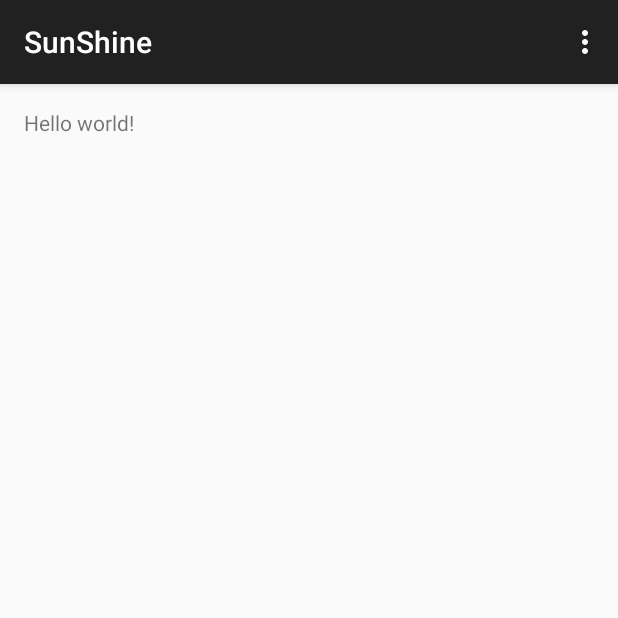
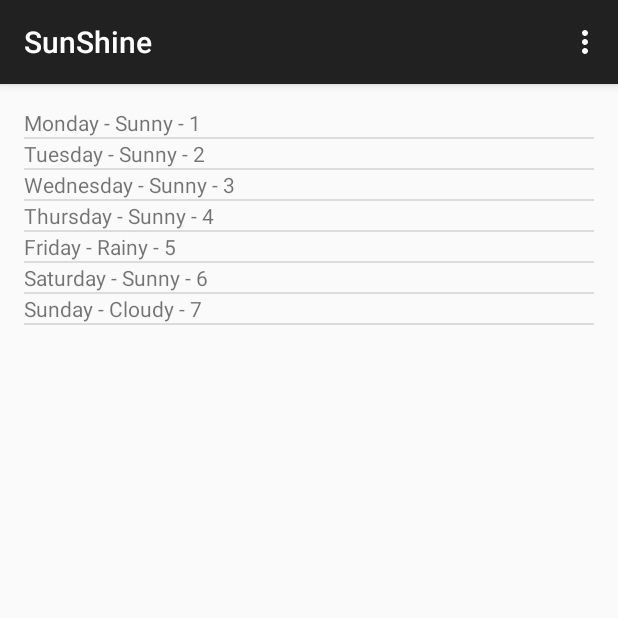
Before and after one commit to pkrishnap/IOTA-Droid, an Android app: the screen it shows after launch (MyActivity), on a phone screen of 412 x 824 dp, the top half of it. Run offline under Robolectric (Android 15) with nearby library versions, the phone set to English and light mode, and no system bars.

Commit message:
service call

```diff
--- /dev/null
+++ b/SunShine/app/src/main/java/com/example/test/sunshine/ForecastFragment.java
@@ -0,0 +1,123 @@
+package com.example.test.sunshine;
+
+import android.media.Image;
+import android.os.AsyncTask;
+import android.os.Bundle;
+import android.support.v4.app.Fragment;
+import android.util.Log;
+import android.view.LayoutInflater;
+import android.view.View;
+import android.view.ViewGroup;
+import android.widget.ArrayAdapter;
+import android.widget.ListView;
+
+import java.io.BufferedReader;
+import java.io.IOException;
+import java.io.InputStream;
+import java.io.InputStreamReader;
+import java.net.HttpURLConnection;
+import java.net.URL;
+import java.util.ArrayList;
+import java.util.Arrays;
+import java.util.List;
+
+/**
+ * Created by kpeeramsetty on 7/18/2014.
+ */
+    /**
+     * A placeholder fragment containing a simple view.
+     */
+public class ForecastFragment extends Fragment {
+
+        public ForecastFragment(){}
+
+        @Override
+        public View onCreateView(LayoutInflater inflater, ViewGroup container,
+                                 Bundle savedInstanceState) {
+            View rootView = inflater.inflate(R.layout.fragment_my, container, false);
+            String[] forecastArray = {
+                    "Monday - Sunny - 1 ",
+                    "Tuesday - Sunny - 2 ",
+                    "Wednesday - Sunny - 3 ",
+                    "Thursday - Sunny - 4 ",
+                    "Friday - Rainy - 5 ",
+                    "Saturday - Sunny - 6 ",
+                    "Sunday - Cloudy - 7"
+            };
+            List<String> weekForecast  = new ArrayList<String>(Arrays.asList(forecastArray) );
+            ArrayAdapter<String> forecastAdapter = new ArrayAdapter<String>(
+                    getActivity(),
+                    R.layout.list_item_forecast,
+                    R.id.list_item_forecast_textview,
+                    weekForecast
+            );
+            ListView listview = (ListView) rootView.findViewById(R.id.listview_forecast);
+            listview.setAdapter(forecastAdapter);
+
+            return rootView;
+        }
+        public class FetchWeatherTask extends AsyncTask <Void,Void,Void> {
+            // These two need to be declared outside the try/catch
+// so that they can be closed in the finally block.
+            protected Void doInBackground(Void... params) {
+                HttpURLConnection urlConnection = null;
+                BufferedReader reader = null;
+
+                // Will contain the raw JSON response as a string.
+                String forecastJsonStr = null;
+
+                try {
+                    // Construct the URL for the OpenWeatherMap query
+                    // Possible parameters are avaiable at OWM's forecast API page, at
+                    // http://openweathermap.org/API#forecast
+                    URL url = new URL("http://api.openweathermap.org/data/2.5/forecast/daily?q=94043&mode=json&units=metric&cnt=7");
+
+                    // Create the request to OpenWeatherMap, and open the connection
+                    urlConnection = (HttpURLConnection) url.openConnection();
+                    urlConnection.setRequestMethod("GET");
+                    urlConnection.connect();
+
+                    // Read the input stream into a String
+                    InputStream inputStream = urlConnection.getInputStream();
+                    StringBuffer buffer = new StringBuffer();
+                    if (inputStream == null) {
+                        // Nothing to do.
+                        forecastJsonStr = null;
+                    }
+                    reader = new BufferedReader(new InputStreamReader(inputStream));
+
+                    String line;
+                    while ((line = reader.readLine()) != null) {
+                        // Since it's JSON, adding a newline isn't necessary (it won't affect parsing)
+                        // But it does make debugging a *lot* easier if you print out the completed
+                        // buffer for debugging.
+                        buffer.append(line + "\n");
+                    }
+
+                    if (buffer.length() == 0) {
+                        // Stream was empty.  No point in parsing.
+                        forecastJsonStr = null;
+                    }
+                    forecastJsonStr = buffer.toString();
+                } catch (IOException e) {
+                    Log.e("PlaceholderFragment", "Error ", e);
+                    // If the code didn't successfully get the weather data, there's no point in attemping
+                    // to parse it.
+                    forecastJsonStr = null;
+                } finally {
+                    if (urlConnection != null) {
+                        urlConnection.disconnect();
+                    }
+                    if (reader != null) {
+                        try {
+                            reader.close();
+                        } catch (final IOException e) {
+                            Log.e("PlaceholderFragment", "Error closing stream", e);
+                        }
+                    }
+                }
+                return null;
+            }
+
+        }
+}
--- a/SunShine/app/src/main/java/com/example/test/sunshine/MyActivity.java
+++ b/SunShine/app/src/main/java/com/example/test/sunshine/MyActivity.java
@@ -4,13 +4,27 @@ import android.support.v7.app.ActionBarActivity;
 import android.support.v7.app.ActionBar;
 import android.support.v4.app.Fragment;
 import android.os.Bundle;
+import android.util.Log;
 import android.view.LayoutInflater;
 import android.view.Menu;
 import android.view.MenuItem;
 import android.view.View;
 import android.view.ViewGroup;
 import android.os.Build;
+import android.widget.Adapter;
+import android.widget.ArrayAdapter;
+import android.widget.ListAdapter;
+import android.widget.ListView;
 
+import java.io.BufferedReader;
+import java.io.IOException;
+import java.io.InputStream;
+import java.io.InputStreamReader;
+import java.net.HttpURLConnection;
+import java.net.URL;
+import java.util.ArrayList;
+import java.util.Arrays;
+import java.util.List;
 
 
 public class MyActivity extends ActionBarActivity {
@@ -21,7 +35,7 @@ public class MyActivity extends ActionBarActivity {
         setContentView(R.layout.activity_my);
         if (savedInstanceState == null) {
             getSupportFragmentManager().beginTransaction()
-                    .add(R.id.container, new PlaceholderFragment())
+                    .add(R.id.container, new ForecastFragment())
                     .commit();
         }
     }
@@ -46,19 +60,5 @@ public class MyActivity extends ActionBarActivity {
         return super.onOptionsItemSelected(item);
     }
 
-    /**
-     * A placeholder fragment containing a simple view.
-     */
-    public static class PlaceholderFragment extends Fragment {
 
-        public PlaceholderFragment() {
-        }
-
-        @Override
-        public View onCreateView(LayoutInflater inflater, ViewGroup container,
-                Bundle savedInstanceState) {
-            View rootView = inflater.inflate(R.layout.fragment_my, container, false);
-            return rootView;
-        }
-    }
 }
--- a/SunShine/app/src/main/res/layout/fragment_my.xml
+++ b/SunShine/app/src/main/res/layout/fragment_my.xml
@@ -1,4 +1,4 @@
-<RelativeLayout xmlns:android="http://schemas.android.com/apk/res/android"
+<FrameLayout xmlns:android="http://schemas.android.com/apk/res/android"
     xmlns:tools="http://schemas.android.com/tools"
     android:layout_width="match_parent"
     android:layout_height="match_parent"
@@ -6,11 +6,11 @@
     android:paddingRight="@dimen/activity_horizontal_margin"
     android:paddingTop="@dimen/activity_vertical_margin"
     android:paddingBottom="@dimen/activity_vertical_margin"
-    tools:context=".MyActivity$PlaceholderFragment">
+    tools:context=".MyActivity$ForecastFragment">
 
-    <TextView
-        android:text="@string/hello_world"
-        android:layout_width="wrap_content"
-        android:layout_height="wrap_content" />
+    <ListView
+        android:layout_width="match_parent"
+        android:layout_height="match_parent"
+        android:id="@+id/listview_forecast"  />
 
-</RelativeLayout>
+</FrameLayout>
--- /dev/null
+++ b/SunShine/app/src/main/res/layout/list_item_forecast.xml
@@ -0,0 +1,7 @@
+<?xml version="1.0" encoding="utf-8"?>
+
+<TextView xmlns:android="http://schemas.android.com/apk/res/android"
+    android:layout_width="match_parent" android:layout_height="match_parent"
+    android:id="@+id/list_item_forecast_textview">
+
+</TextView>
--- a/SunShine/app/src/main/res/values/strings.xml
+++ b/SunShine/app/src/main/res/values/strings.xml
@@ -4,5 +4,6 @@
     <string name="app_name">SunShine</string>
     <string name="hello_world">Hello world!</string>
     <string name="action_settings">Settings</string>
+    <string name="Cloudy">Cloudy</string>
 
 </resources>
```
